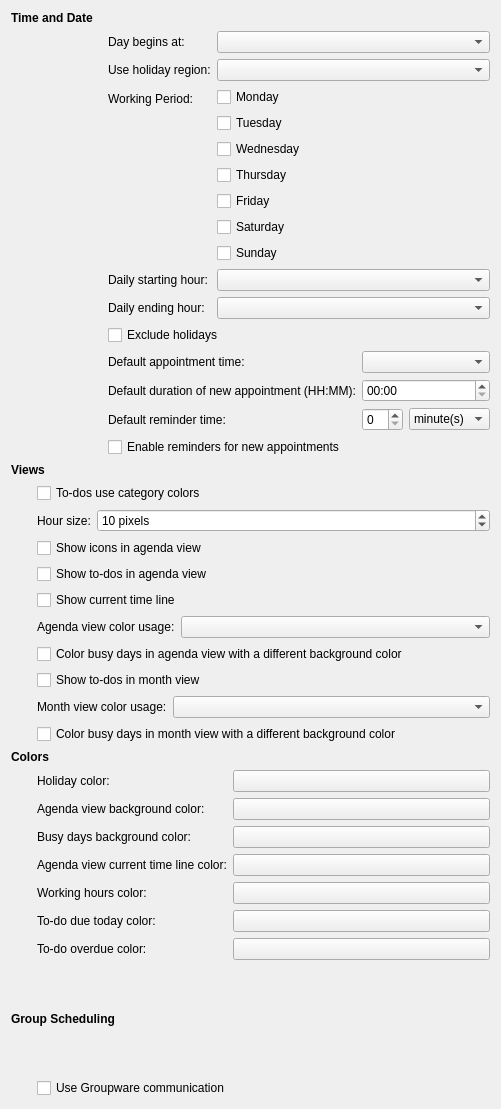
This is mobile/calendar/configwidget.ui in chusopr/kdepim-ktimetracker-akonadi as Qt 5 draws it before an edit. The edited form follows.
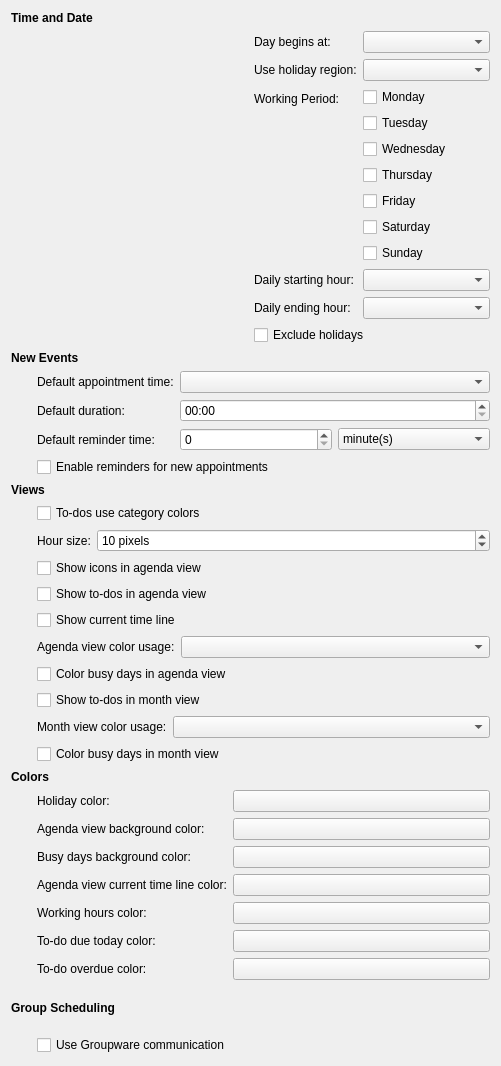
This is the edited form. Custom widgets are drawn as their Qt base class.

Commit message: tweak the layout a bit so it fits on the screen of the N900

Diff of the .ui file:
```diff
--- a/mobile/calendar/configwidget.ui
+++ b/mobile/calendar/configwidget.ui
@@ -7,7 +7,7 @@
     <x>0</x>
     <y>0</y>
     <width>501</width>
-    <height>1109</height>
+    <height>1066</height>
    </rect>
   </property>
   <property name="windowTitle">
@@ -164,7 +164,40 @@
        </property>
       </widget>
      </item>
-     <item row="3" column="1">
+    </layout>
+   </item>
+   <item>
+    <layout class="QGridLayout" name="gridLayout_5" columnstretch="0,1">
+     <item row="0" column="0" colspan="2">
+      <widget class="QLabel" name="label_12">
+       <property name="font">
+        <font>
+         <weight>75</weight>
+         <bold>true</bold>
+        </font>
+       </property>
+       <property name="text">
+        <string>New Events</string>
+       </property>
+      </widget>
+     </item>
+     <item row="1" column="0">
+      <spacer name="horizontalSpacer_5">
+       <property name="orientation">
+        <enum>Qt::Horizontal</enum>
+       </property>
+       <property name="sizeType">
+        <enum>QSizePolicy::Fixed</enum>
+       </property>
+       <property name="sizeHint" stdset="0">
+        <size>
+         <width>20</width>
+         <height>20</height>
+        </size>
+       </property>
+      </spacer>
+     </item>
+     <item row="1" column="1">
       <layout class="QFormLayout" name="formLayout_2">
        <item row="0" column="0">
         <widget class="QLabel" name="defaultAppointmentTimeLabel">
@@ -179,7 +212,7 @@
        <item row="1" column="0">
         <widget class="QLabel" name="defaultDurationOfNewAppointmentLabel">
          <property name="text">
-          <string>Default duration of new appointment (HH:MM):</string>
+          <string>Default duration:</string>
          </property>
         </widget>
        </item>
@@ -230,7 +263,7 @@
        </item>
       </layout>
      </item>
-     <item row="4" column="1">
+     <item row="2" column="1">
       <widget class="QCheckBox" name="kcfg_RemindersForNewEvents">
        <property name="text">
         <string>Enable reminders for new appointments</string>
@@ -345,7 +378,7 @@
      <item row="7" column="1">
       <widget class="QCheckBox" name="kcfg_ColorBusyDaysInAgendaView">
        <property name="text">
-        <string>Color busy days in agenda view with a different background color</string>
+        <string>Color busy days in agenda view</string>
        </property>
       </widget>
      </item>
@@ -373,7 +406,7 @@
      <item row="10" column="1">
       <widget class="QCheckBox" name="kcfg_ColorBusyDaysInMonthView">
        <property name="text">
-        <string>Color busy days in month view with a different background color</string>
+        <string>Color busy days in month view</string>
        </property>
       </widget>
      </item>
```
